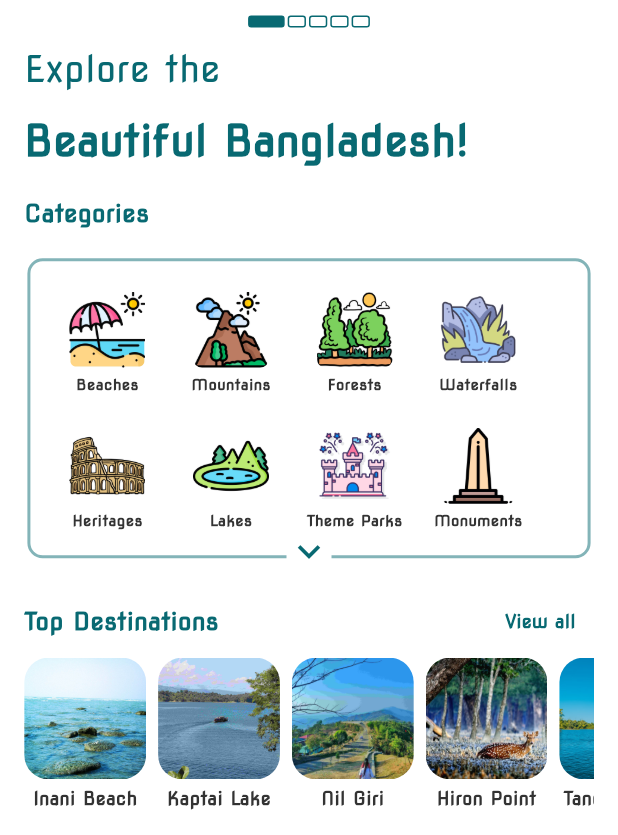
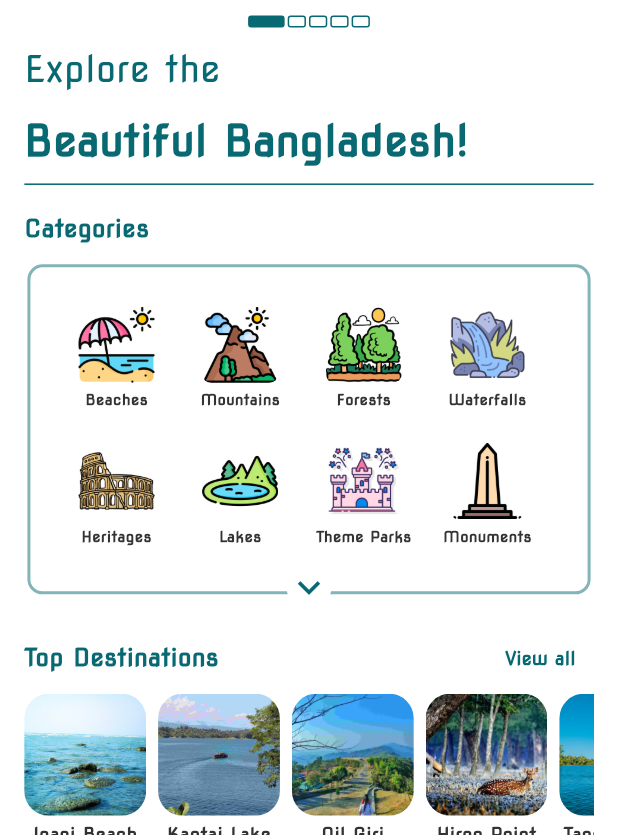
Before and after one commit to theove46/dristi, a Flutter app: the screen it shows after launch, after a tap on "Lets Get Started", on a phone screen of 412 x 824 dp, the part 401-1236 px from its top. Run offline on Flutter 3.47's test engine with Material 3 defaults, Android fonts, the phone set to English and light mode, and no system bars; drawn by our look-alikes of carousel_slider; our stand-ins replace flutter_riverpod, flutter_screenutil, logger.

Commit message:
refactor: Fix Bugs in Splash page and Home page

```diff
--- a/dristi/lib/src/features/home/presentation/pages/home_page.dart
+++ b/dristi/lib/src/features/home/presentation/pages/home_page.dart
@@ -70,6 +70,11 @@ class _HomePageState extends ConsumerState<HomePage> {
             color: UIColors.primary,
           ),
         ),
+        Divider(
+          color: UIColors.primary,
+          thickness: 1.sp,
+          height: 16.h,
+        ),
       ],
     );
   }
--- a/dristi/lib/src/features/home/presentation/riverpod/providers.dart
+++ b/dristi/lib/src/features/home/presentation/riverpod/providers.dart
@@ -1,5 +1,5 @@
 import 'package:flutter_riverpod/flutter_riverpod.dart';
 
 final currentSlideProvider = StateProvider<int>((ref) => 0);
-final categoriesBoxHeight = StateProvider<double>((ref) => 200.0);
+final categoriesBoxHeight = StateProvider<double>((ref) => 220.0);
 final categoriesExpanded = StateProvider<bool>((ref) => false);
--- a/dristi/lib/src/features/home/presentation/widgets/categories_builder.dart
+++ b/dristi/lib/src/features/home/presentation/widgets/categories_builder.dart
@@ -22,7 +22,7 @@ class _CategoriesBuilderState extends ConsumerState<CategoriesBuilder> {
     final expandNotifier = ref.read(categoriesExpanded.notifier);
 
     if (expandNotifier.state) {
-      boxNotifier.state = 200.0;
+      boxNotifier.state = 220.0;
     } else {
       boxNotifier.state = 300.0;
     }
@@ -42,7 +42,7 @@ class _CategoriesBuilderState extends ConsumerState<CategoriesBuilder> {
 
   Widget _buildTopHeadings() {
     return Padding(
-      padding: EdgeInsets.symmetric(vertical: 16.sp),
+      padding: EdgeInsets.symmetric(vertical: 10.sp),
       child: Text(
         TextConstants.categories,
         style: AppTypography.bold16Nova(
@@ -70,7 +70,7 @@ class _CategoriesBuilderState extends ConsumerState<CategoriesBuilder> {
       height: ref.watch(categoriesBoxHeight),
       width: 1.sw,
       margin: EdgeInsets.all(2.h),
-      padding: EdgeInsets.all(10.h),
+      padding: EdgeInsets.all(16.h),
       decoration: BoxDecoration(
         color: UIColors.white,
         borderRadius: BorderRadius.all(Radius.circular(10.r)),
@@ -147,6 +147,7 @@ class _CategoriesBuilderState extends ConsumerState<CategoriesBuilder> {
               width: 30,
               height: 30,
               decoration: BoxDecoration(
+                shape: BoxShape.circle,
                 border: Border.all(
                   color: UIColors.white,
                 ),
--- a/dristi/lib/src/features/home/presentation/widgets/image_slider_builder.dart
+++ b/dristi/lib/src/features/home/presentation/widgets/image_slider_builder.dart
@@ -1,4 +1,5 @@
 import 'package:carousel_slider/carousel_slider.dart';
+import 'package:dristi/src/core/services/routes/routes.dart';
 import 'package:dristi/src/core/theme/colors.dart';
 import 'package:dristi/src/core/theme/font_style.dart';
 import 'package:dristi/src/features/home/data/model/carousel_slider_model.dart';
@@ -62,7 +63,9 @@ class _ImageSliderBuilderState extends ConsumerState<ImageSliderBuilder> {
       itemCount: carouselItems.length,
       itemBuilder: (context, index, realIndex) {
         final item = carouselItems[index];
-        return Stack(
+        return GestureDetector(
+          onTap: navigateToSpotPage,
+          child: Stack(
             alignment: Alignment.topRight,
             children: [
               SizedBox(
@@ -89,6 +92,7 @@ class _ImageSliderBuilderState extends ConsumerState<ImageSliderBuilder> {
                 ),
               ),
             ],
+          ),
         );
       },
       options: CarouselOptions(
@@ -110,4 +114,11 @@ class _ImageSliderBuilderState extends ConsumerState<ImageSliderBuilder> {
       ),
     );
   }
+
+  void navigateToSpotPage() {
+    Navigator.pushNamed(
+      context,
+      Routes.spot,
+    );
   }
+}
--- a/dristi/lib/src/features/home/presentation/widgets/popular_districts.dart
+++ b/dristi/lib/src/features/home/presentation/widgets/popular_districts.dart
@@ -67,7 +67,7 @@ class _PopularCitiesBuilderState
           return Padding(
             padding: EdgeInsets.only(right: 8.h),
             child: GestureDetector(
-              onTap: navigateToDistrictPage,
+              onTap: () {},
               child: Column(
                 children: [
                   ClipRRect(
--- a/dristi/lib/src/features/home/presentation/widgets/top_destinations_builder.dart
+++ b/dristi/lib/src/features/home/presentation/widgets/top_destinations_builder.dart
@@ -42,9 +42,7 @@ class _TopDestinationBuilderState extends ConsumerState<TopDestinationBuilder> {
             ),
           ),
           TextButton(
-            onPressed: () {
-              // View More button action
-            },
+            onPressed: () {},
             child: Text(
               TextConstants.viewAll,
               style: AppTypography.bold12Nova(
--- a/dristi/lib/src/features/splash/presentation/pages/splash_page.dart
+++ b/dristi/lib/src/features/splash/presentation/pages/splash_page.dart
@@ -1,5 +1,4 @@
-import 'dart:async';
-
+import 'package:carousel_slider/carousel_slider.dart';
 import 'package:dristi/src/core/services/routes/routes.dart';
 import 'package:dristi/src/core/theme/colors.dart';
 import 'package:dristi/src/core/theme/font_style.dart';
@@ -19,44 +18,13 @@ class SplashPage extends ConsumerStatefulWidget {
 }
 
 class _SplashPageState extends ConsumerState<SplashPage> {
-  final PageController _pageController = PageController(initialPage: 0);
   final List<SplashModel> splashModels = SplashModel.fetchAllData();
   final int autoScrollDuration = 5000;
-  Timer? _timer;
-
-  @override
-  void initState() {
-    super.initState();
-    _startAutoScroll();
-  }
-
-  @override
-  void dispose() {
-    _timer?.cancel();
-    super.dispose();
-  }
-
-  void _startAutoScroll() {
-    _timer = Timer.periodic(
-      Duration(milliseconds: autoScrollDuration),
-      (timer) {
-        if (_pageController.page == splashModels.length - 1) {
-          Future.delayed(const Duration(milliseconds: 2000), () {
-            _pageController.jumpToPage(0);
-          });
-        } else {
-          _pageController.nextPage(
-            duration: const Duration(milliseconds: 3000),
-            curve: Curves.linearToEaseOut,
-          );
-        }
-      },
-    );
-  }
 
   @override
   Widget build(BuildContext context) {
     return Scaffold(
+      backgroundColor: UIColors.primary,
       body: Stack(
         children: [
           _buildImageView(),
@@ -71,14 +39,9 @@ class _SplashPageState extends ConsumerState<SplashPage> {
   Widget _buildImageView() {
     final currentSplashNotifier = ref.watch(currentSplashProvider.notifier);
 
-    return PageView.builder(
-      pageSnapping: true,
-      controller: _pageController,
+    return CarouselSlider.builder(
       itemCount: splashModels.length,
-      onPageChanged: (index) {
-        currentSplashNotifier.state = index;
-      },
-      itemBuilder: (context, index) {
+      itemBuilder: (context, index, realIndex) {
         return Stack(
           alignment: Alignment.topCenter,
           children: [
@@ -106,6 +69,22 @@ class _SplashPageState extends ConsumerState<SplashPage> {
           ],
         );
       },
+      options: CarouselOptions(
+        height: double.infinity,
+        aspectRatio: 5,
+        viewportFraction: 1,
+        initialPage: 0,
+        enableInfiniteScroll: true,
+        reverse: false,
+        autoPlay: true,
+        autoPlayInterval: const Duration(seconds: 3),
+        autoPlayAnimationDuration: const Duration(seconds: 2),
+        autoPlayCurve: Curves.fastOutSlowIn,
+        onPageChanged: (index, reason) {
+          currentSplashNotifier.state = index;
+        },
+        scrollDirection: Axis.horizontal,
+      ),
     );
   }
 
--- a/dristi/lib/src/features/spot/data/model/description_items_model.dart
+++ b/dristi/lib/src/features/spot/data/models/description_items_model.dart
@@ -11,7 +11,7 @@ class DescriptionItemsModel {
 
   static List<DescriptionItemsModel> fetchAllData() => [
         DescriptionItemsModel(
-          title: 'Live',
+          title: 'Hotels',
           image: Assets.live,
         ),
         DescriptionItemsModel(
```
Also changed, not shown: dristi/lib/src/features/spot/presentation/pages/spot_page.dart (+2 -10 lines), dristi/lib/src/features/spot/presentation/widgets/description_items_builder.dart (+3 -9 lines). Lines whose indentation alone changed are shown as unchanged.
